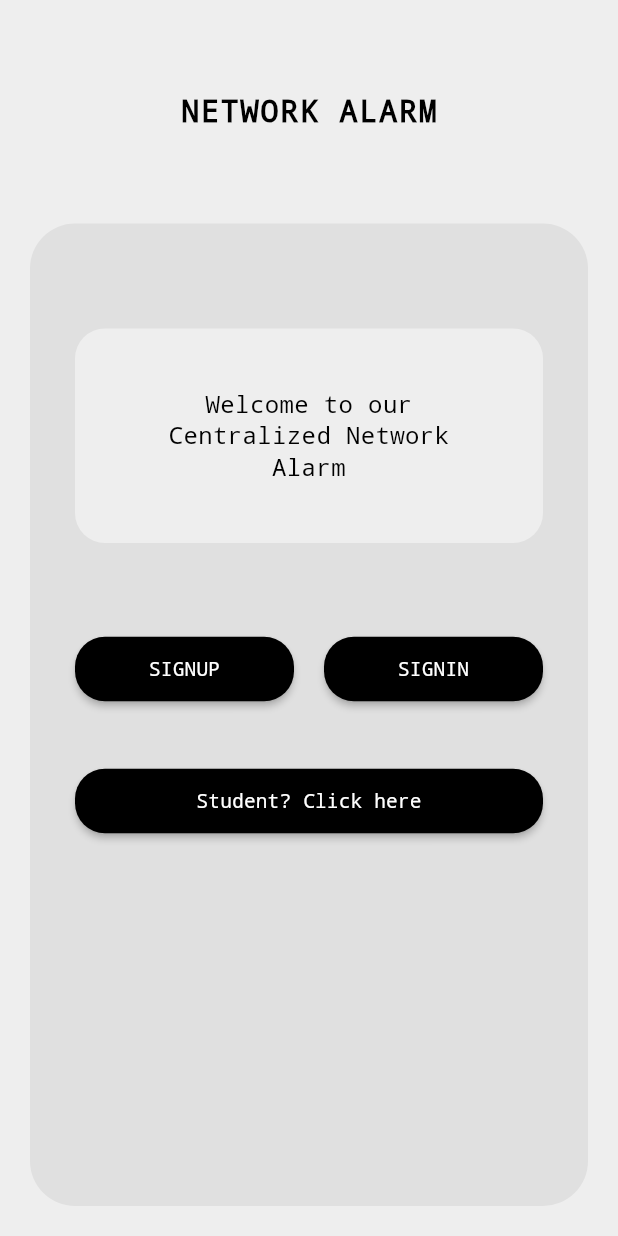
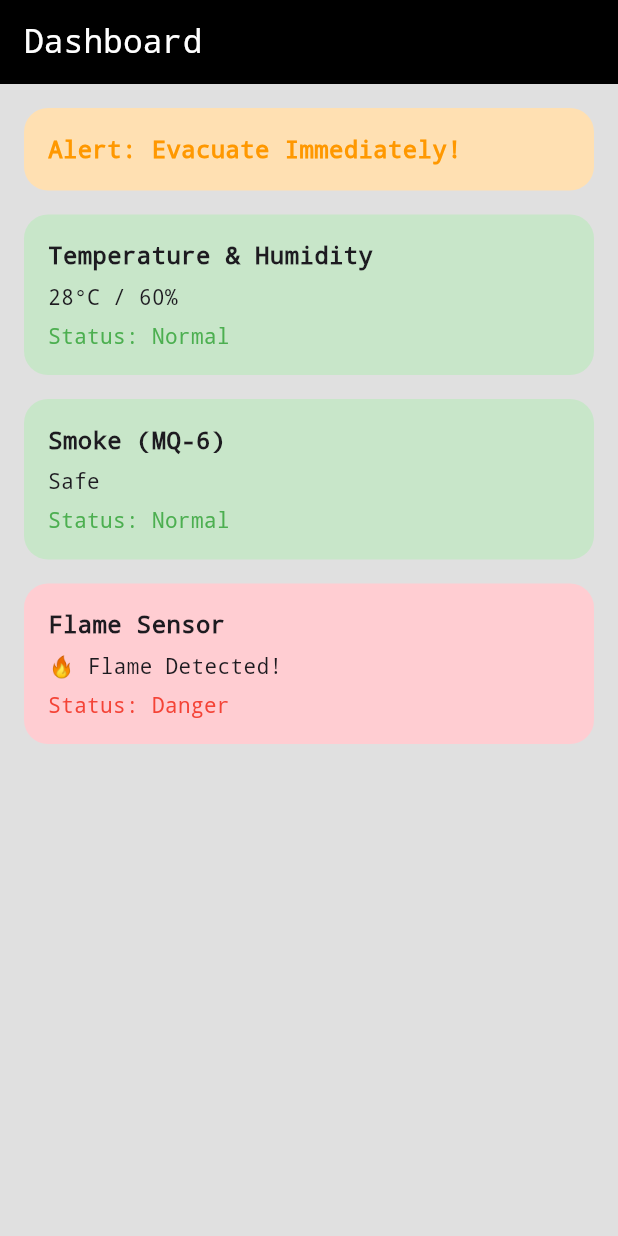
Before and after one commit to vacmar/centralized-network-alarm, a Flutter app: the screen it shows after launch, on a phone screen of 412 x 824 dp. Run offline on Flutter 3.47's test engine with Material 3 defaults, Android fonts, the phone set to English and light mode, and no system bars; our stand-ins replace audioplayers.

Commit message:
Changed works

```diff
--- a/flutter_app/lib/main.dart
+++ b/flutter_app/lib/main.dart
@@ -1,5 +1,6 @@
 import 'package:flutter/material.dart';
-import 'screens/welcome_screen.dart';
+import 'models/sensor_data.dart';
+import 'screens/dashboard_screen.dart';
 
 void main() {
   runApp(const MyApp());
@@ -7,14 +8,40 @@ void main() {
 
 class MyApp extends StatelessWidget {
   const MyApp({super.key});
+  @override
+  Widget build(BuildContext context) {
+    return MaterialApp(
+      title: 'Centralized Alarm System',
+      debugShowCheckedModeBanner: false,
+      theme: ThemeData(primarySwatch: Colors.grey),
+      home: const HomeWrapper(),
+    );
+  }
+}
+
+class HomeWrapper extends StatelessWidget {
+  const HomeWrapper({super.key});
 
   @override
   Widget build(BuildContext context) {
-    return MaterialApp(
-      title: 'Centralized Network Alarm',
-      debugShowCheckedModeBanner: false,
-      theme: ThemeData(fontFamily: 'monospace'),
-      home: const WelcomeScreen(),
+    // Mocked data for now
+    final List<SensorData> data = [
+      SensorData(
+        sensor: 'Temperature & Humidity',
+        value: '28°C / 60%',
+        status: 'Normal',
+      ),
+      SensorData(sensor: 'Smoke (MQ-6)', value: 'Safe', status: 'Normal'),
+      SensorData(
+        sensor: 'Flame Sensor',
+        value: '🔥 Flame Detected!',
+        status: 'Danger',
+      ),
+    ];
+
+    return DashboardScreen(
+      customAlert: 'Evacuate Immediately!',
+      sensorDataList: data,
     );
   }
 }
--- /dev/null
+++ b/flutter_app/lib/models/sensor_data.dart
@@ -0,0 +1,15 @@
+class SensorData {
+  final String sensor;
+  final String value;
+  final String status;
+
+  SensorData({required this.sensor, required this.value, required this.status});
+
+  factory SensorData.fromJson(Map<String, dynamic> json) {
+    return SensorData(
+      sensor: json['sensor'] ?? '',
+      value: json['value'] ?? '',
+      status: json['status'] ?? '',
+    );
+  }
+}
--- a/flutter_app/lib/screens/student_alert_screen.dart
+++ b/flutter_app/lib/screens/dashboard_screen.dart
@@ -1,31 +1,35 @@
 import 'package:flutter/material.dart';
+import '../models/sensor_data.dart';
+import '../utils/alert_sound_player.dart';
 
-class StudentAlertScreen extends StatelessWidget {
+class DashboardScreen extends StatelessWidget {
   final String customAlert;
+  final List<SensorData> sensorDataList;
 
-  const StudentAlertScreen({super.key, this.customAlert = ''});
+  const DashboardScreen({
+    super.key,
+    this.customAlert = '',
+    required this.sensorDataList,
+  });
 
   @override
   Widget build(BuildContext context) {
-    final sensorData = [
-      {
-        'label': 'Temperature & Humidity',
-        'status': 'Normal',
-        'value': '28°C / 60%',
-      },
-      {'label': 'Smoke (MQ-6)', 'status': 'Normal', 'value': 'Safe'},
-      {
-        'label': 'Flame Sensor',
-        'status': 'Danger',
-        'value': '🔥 Flame Detected!',
-      },
-    ];
+    final alertPlayer = AlertSoundPlayer();
+
+    WidgetsBinding.instance.addPostFrameCallback((_) {
+      final hasDanger = sensorDataList.any(
+        (sensor) => sensor.status == 'Danger',
+      );
+      if (hasDanger) {
+        alertPlayer.playAlertSound();
+      }
+    });
 
     return Scaffold(
       appBar: AppBar(
         backgroundColor: Colors.black,
         title: const Text(
-          'Student View',
+          'Dashboard',
           style: TextStyle(fontFamily: 'monospace', color: Colors.white),
         ),
       ),
@@ -55,23 +59,26 @@ class StudentAlertScreen extends StatelessWidget {
               ),
             Expanded(
               child: ListView.separated(
-                itemCount: sensorData.length,
+                itemCount: sensorDataList.length,
                 separatorBuilder: (_, __) => const SizedBox(height: 16),
                 itemBuilder: (context, index) {
-                  final sensor = sensorData[index];
-                  final isDanger = sensor['status'] == 'Danger';
+                  final sensor = sensorDataList[index];
+                  final isDanger = sensor.status == 'Danger';
 
                   return Container(
                     padding: const EdgeInsets.all(16),
                     decoration: BoxDecoration(
-                      color: isDanger ? Colors.red.shade100 : Colors.green.shade100,
+                      color:
+                          isDanger
+                              ? Colors.red.shade100
+                              : Colors.green.shade100,
                       borderRadius: BorderRadius.circular(16),
                     ),
                     child: Column(
                       crossAxisAlignment: CrossAxisAlignment.start,
                       children: [
                         Text(
-                          sensor['label']!,
+                          sensor.sensor,
                           style: const TextStyle(
                             fontSize: 16,
                             fontWeight: FontWeight.bold,
@@ -80,7 +87,7 @@ class StudentAlertScreen extends StatelessWidget {
                         ),
                         const SizedBox(height: 6),
                         Text(
-                          sensor['value']!,
+                          sensor.value,
                           style: const TextStyle(
                             fontSize: 14,
                             fontFamily: 'monospace',
@@ -88,7 +95,7 @@ class StudentAlertScreen extends StatelessWidget {
                         ),
                         const SizedBox(height: 6),
                         Text(
-                          'Status: ${sensor['status']}',
+                          'Status: ${sensor.status}',
                           style: TextStyle(
                             fontSize: 14,
                             fontFamily: 'monospace',
--- a/flutter_app/lib/screens/welcome_screen.dart
+++ /dev/null
@@ -1,138 +0,0 @@
-import 'package:flutter/material.dart';
-import 'signin_screen.dart';
-import 'signup_screen.dart';
-import 'student_alert_screen.dart';
-
-class WelcomeScreen extends StatelessWidget {
-  const WelcomeScreen({super.key});
-
-  @override
-  Widget build(BuildContext context) {
-    return Scaffold(
-      backgroundColor: Colors.grey.shade200,
-      body: SafeArea(
-        child: Padding(
-          padding: const EdgeInsets.symmetric(horizontal: 20),
-          child: Column(
-            children: [
-              const SizedBox(height: 60),
-              const Text(
-                'NETWORK ALARM',
-                style: TextStyle(
-                  fontSize: 20,
-                  fontWeight: FontWeight.bold,
-                  fontFamily: 'monospace',
-                  letterSpacing: 1.2,
-                  color: Colors.black,
-                ),
-              ),
-              const SizedBox(height: 60),
-              Expanded(
-                child: Container(
-                  width: double.infinity,
-                  padding: const EdgeInsets.all(30),
-                  decoration: BoxDecoration(
-                    color: Colors.grey.shade300,
-                    borderRadius: BorderRadius.circular(30),
-                  ),
-                  child: Column(
-                    children: [
-                      const SizedBox(height: 40),
-                      Container(
-                        width: double.infinity,
-                        padding: const EdgeInsets.symmetric(
-                          horizontal: 20,
-                          vertical: 40,
-                        ),
-                        decoration: BoxDecoration(
-                          color: Colors.grey.shade200,
-                          borderRadius: BorderRadius.circular(20),
-                        ),
-                        child: const Text(
-                          'Welcome to our\nCentralized Network\nAlarm',
-                          textAlign: TextAlign.center,
-                          style: TextStyle(
-                            fontSize: 16,
-                            fontFamily: 'monospace',
-                            color: Colors.black,
-                            height: 1.3,
-                          ),
-                        ),
-                      ),
-                      const SizedBox(height: 60),
-                      Row(
-                        children: [
-                          Expanded(
-                            child: _buildButton(
-                              context,
-                              'SIGNUP',
-                              const SignupScreen(),
-                            ),
-                          ),
-                          const SizedBox(width: 20),
-                          Expanded(
-                            child: _buildButton(
-                              context,
-                              'SIGNIN',
-                              const SigninScreen(),
-                            ),
-                          ),
-                        ],
-                      ),
-                      const SizedBox(height: 20),
-                      const SizedBox(height: 20),
-                      SizedBox(
-                        width: double.infinity,
-                        child: _buildButton(
-                          context,
-                          'Student? Click here',
-                          const StudentAlertScreen(),
-                        ),
-                      ),
-                      const SizedBox(height: 40),
-                    ],
-                  ),
-                ),
-              ),
-              const SizedBox(height: 20),
-            ],
-          ),
-        ),
-      ),
-    );
-  }
-
-  Widget _buildButton(
-    BuildContext context,
-    String text,
-    Widget? destination, {
-    VoidCallback? onPressed,
-  }) {
-    return ElevatedButton(
-      onPressed:
-          onPressed ??
-          () {
-            if (destination != null) {
-              Navigator.push(
-                context,
-                MaterialPageRoute(builder: (_) => destination),
-              );
-            }
-          },
-      style: ElevatedButton.styleFrom(
-        backgroundColor: Colors.black,
-        padding: const EdgeInsets.symmetric(horizontal: 20, vertical: 12),
-        shape: RoundedRectangleBorder(borderRadius: BorderRadius.circular(20)),
-        elevation: 2,
-      ),
-      child: Text(
-        text,
-        style: const TextStyle(
-          color: Colors.white,
-          fontFamily: 'monospace',
-          fontSize: 13,
-        ),
-      ),
-    );
-  }
-}
--- /dev/null
+++ b/flutter_app/lib/utils/alert_sound_player.dart
@@ -0,0 +1,9 @@
+import 'package:audioplayers/audioplayers.dart';
+
+class AlertSoundPlayer {
+  final AudioPlayer _audioPlayer = AudioPlayer();
+
+  Future<void> playAlertSound() async {
+    await _audioPlayer.play(AssetSource('alert.mp3'));
+  }
+}
--- a/flutter_app/pubspec.yaml
+++ b/flutter_app/pubspec.yaml
@@ -35,6 +35,7 @@ dependencies:
   # Use with the CupertinoIcons class for iOS style icons.
   cupertino_icons: ^1.0.8
   cloud_firestore: ^6.0.0
+  audioplayers: ^6.5.0
 
 dev_dependencies:
   flutter_test:
```
Also changed, not shown: flutter_app/lib/screens/sensor_alert_screen.dart (deleted, +0 -86 lines), flutter_app/lib/screens/signin_screen.dart (deleted, +0 -95 lines), flutter_app/lib/screens/signup_screen.dart (deleted, +0 -100 lines), flutter_app/lib/screens/staff_dashboard_screen.dart (deleted, +0 -199 lines), 5 other files.
